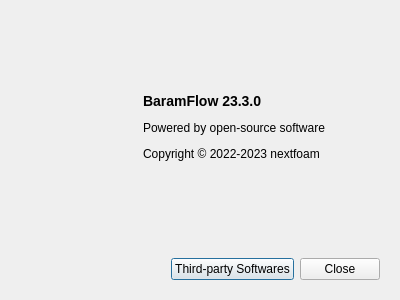
Above: baramFlow/view/main_window/menu/help/about_dialog.ui from nextfoam/baram before the change. Below: the same form after it.
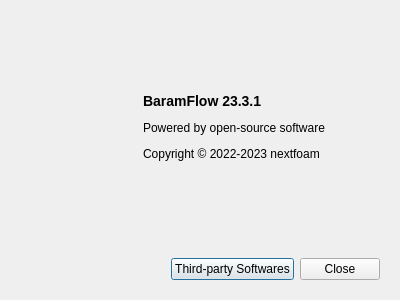
That is the form after the change.

```diff
--- a/baramFlow/view/main_window/menu/help/about_dialog.ui
+++ b/baramFlow/view/main_window/menu/help/about_dialog.ui
@@ -90,7 +90,7 @@
          </sizepolicy>
         </property>
         <property name="text">
-         <string>&lt;p&gt;&lt;b&gt;&lt;font size=&quot;4&quot;&gt;BaramFlow 23.3.0&lt;/font&gt;&lt;/b&gt;&lt;/p&gt;
+         <string>&lt;p&gt;&lt;b&gt;&lt;font size=&quot;4&quot;&gt;BaramFlow 23.3.1&lt;/font&gt;&lt;/b&gt;&lt;/p&gt;
 
 &lt;p&gt;Powered by open-source software&lt;/p&gt;
 
```
